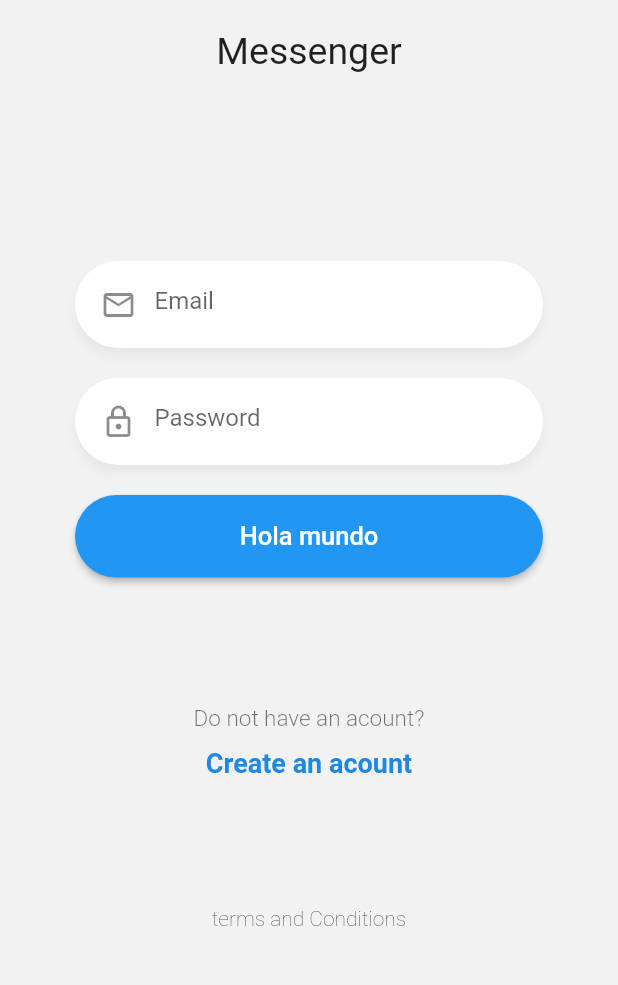
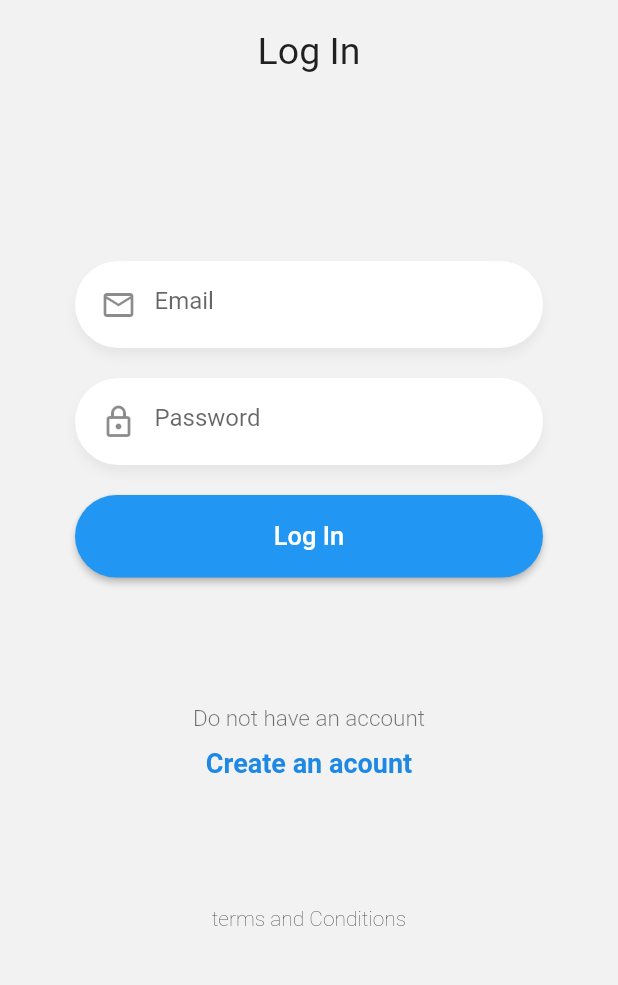
Before and after one commit to Alex980102/flutter-chat-app, a Flutter app: the screen it shows after launch, on a phone screen of 412 x 824 dp, the part 182-1167 px from its top. Run offline on Flutter 3.47's test engine with Material 2 defaults, Android fonts, the phone set to English and light mode, and no system bars.

Commit message:
Stage 6 section 55

```diff
--- a/lib/pages/login_page.dart
+++ b/lib/pages/login_page.dart
@@ -17,9 +17,15 @@ class LoginPage extends StatelessWidget {
               child: Column(
                 mainAxisAlignment: MainAxisAlignment.spaceBetween,
                 children: <Widget>[
-                  logo(),
+                  logo(
+                    title: 'Log In',
+                  ),
                   _Form(),
-                  Labels(),
+                  Labels(
+                    subtitle: 'Do not have an account',
+                    tile: 'Create an acount',
+                    ruta: 'register',
+                  ),
                   Text(
                     'terms and Conditions',
                     style: TextStyle(fontWeight: FontWeight.w200),
@@ -71,7 +77,7 @@ class __FormState extends State<_Form> {
             child: Text('Hola'),
           ), */
           BlueButton(
-              text: 'Hola mundo',
+              text: 'Log In',
               onPressed: () {
                 print(emailCtrl.text);
                 print(passCtrl.text);
--- a/lib/widgets/labels.widget.dart
+++ b/lib/widgets/labels.widget.dart
@@ -1,13 +1,23 @@
 import 'package:flutter/material.dart';
 
 class Labels extends StatelessWidget {
+  final String ruta;
+  final String tile;
+  final String subtitle;
+
+  const Labels({
+    Key? key,
+    required this.ruta,
+    required this.tile,
+    required this.subtitle,
+  }) : super(key: key);
   @override
   Widget build(BuildContext context) {
     return Container(
       child: Column(
         children: <Widget>[
           Text(
-            'Do not have an acount?',
+            this.subtitle,
             style: TextStyle(
                 color: Colors.black54,
                 fontSize: 15,
@@ -16,12 +26,20 @@ class Labels extends StatelessWidget {
           SizedBox(
             height: 10,
           ),
-          Text(
-            'Create an acount',
-            style: TextStyle(
-                color: Colors.blue[600],
-                fontSize: 18,
-                fontWeight: FontWeight.bold),
+          GestureDetector(
+            child: Text(
+              this.tile,
+              style: TextStyle(
+                  color: Colors.blue[600],
+                  fontSize: 18,
+                  fontWeight: FontWeight.bold),
+            ),
+            onTap: () {
+              Navigator.pushReplacementNamed(context, this.ruta);
+            },
+            onDoubleTap: () {
+              Navigator.pushReplacementNamed(context, 'login');
+            },
           )
         ],
       ),
--- a/lib/widgets/logo.widget.dart
+++ b/lib/widgets/logo.widget.dart
@@ -1,6 +1,11 @@
 import 'package:flutter/material.dart';
 
 class logo extends StatelessWidget {
+  final String title;
+  const logo({
+    Key? key,
+    required this.title,
+  }) : super(key: key);
   @override
   Widget build(BuildContext context) {
     return Center(
@@ -14,7 +19,7 @@ class logo extends StatelessWidget {
               height: 20,
             ),
             Text(
-              'Messenger',
+              this.title,
               style: TextStyle(fontSize: 25),
             ),
           ],
```
Also changed, not shown: lib/pages/register_page.dart (+87 -2 lines).
